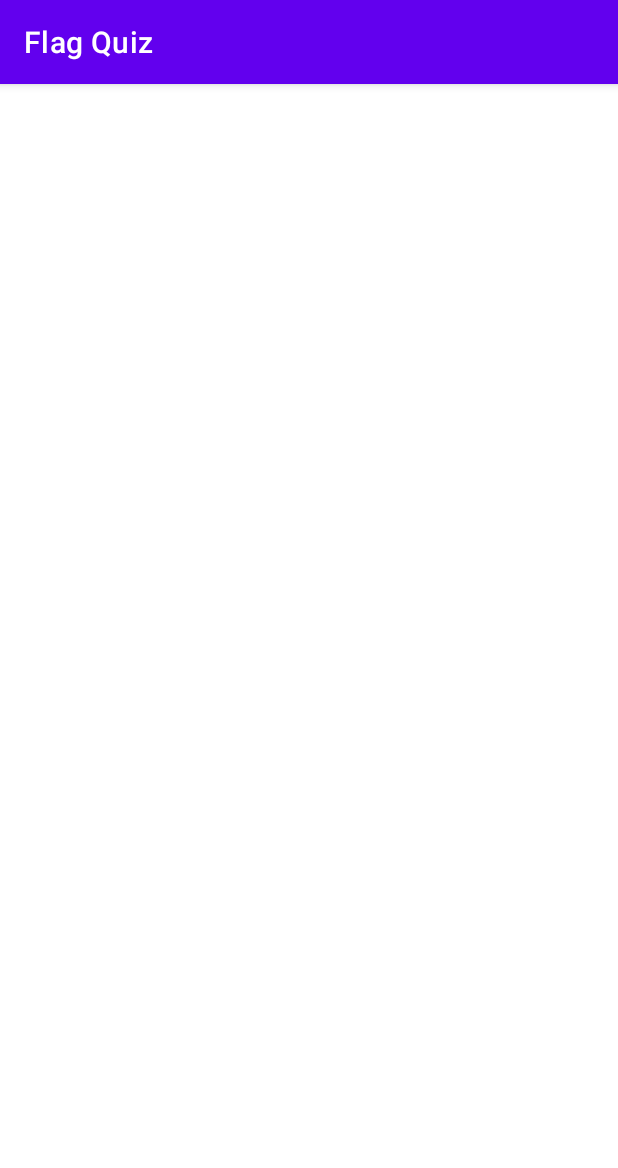
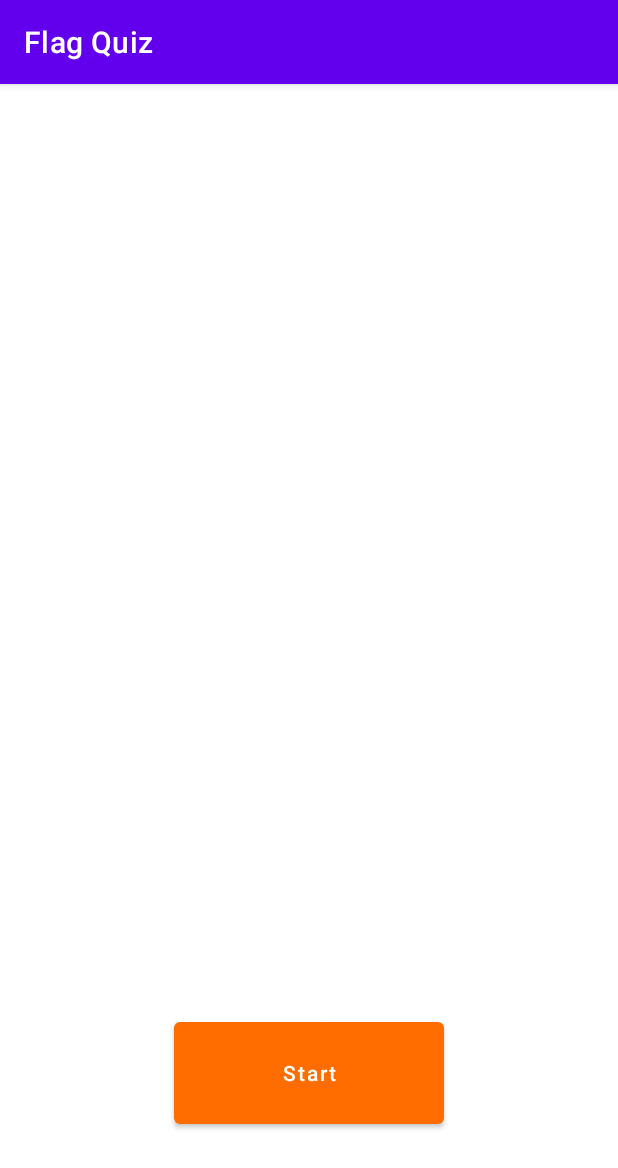
Before and after one commit to tyrfing302/midterm, an Android app: the screen it shows after launch (MainActivity), on a phone screen of 412 x 824 dp. Shown: the top 1168 px of the screen. Run offline under Robolectric (Android 15) with nearby library versions, the light colour scheme and no system bars.

Commit message:
added start btn

```diff
--- a/FlagQuiz/app/src/main/res/layout/activity_main.xml
+++ b/FlagQuiz/app/src/main/res/layout/activity_main.xml
@@ -4,4 +4,19 @@
     xmlns:tools="http://schemas.android.com/tools"
     android:layout_width="match_parent"
     android:layout_height="match_parent"
-    tools:context=".MainActivity"/>
+    tools:context=".MainActivity">
+
+    <Button
+        android:id="@+id/btnStart"
+        android:layout_width="180dp"
+        android:layout_height="80dp"
+        android:text="@string/Start"
+        android:textAllCaps="false"
+        app:backgroundTint="#FF6D00"
+        app:iconPadding="20dp"
+        app:layout_constraintBottom_toBottomOf="parent"
+        app:layout_constraintEnd_toEndOf="parent"
+        app:layout_constraintStart_toStartOf="parent"
+        app:layout_constraintTop_toTopOf="parent"
+        app:layout_constraintVertical_bias="0.9" />
+</androidx.constraintlayout.widget.ConstraintLayout>
--- a/FlagQuiz/app/src/main/res/values/strings.xml
+++ b/FlagQuiz/app/src/main/res/values/strings.xml
@@ -1,3 +1,4 @@
 <resources>
     <string name="app_name">Flag Quiz</string>
+    <string name="Start"> Start </string>
 </resources>
```
